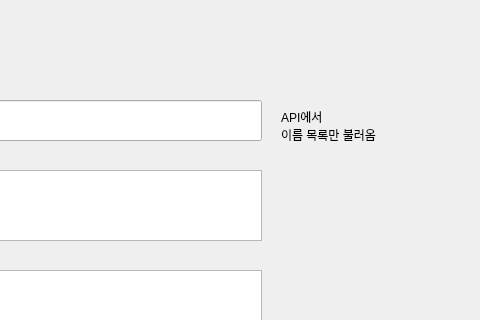
First picture: the form in Teacher.ui, repository gitaeyu/Education_app, before the edit; both pictures show x 659 to 1139 and y 0 to 320 of the 1139 by 860 pixel window.
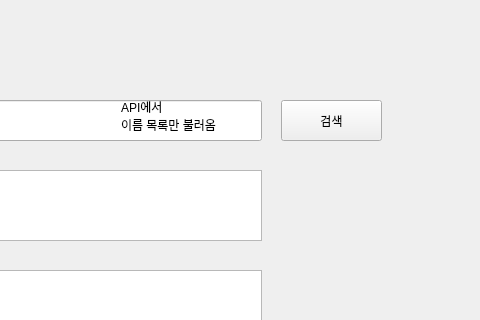
Second picture: the form after the edit.

```diff
--- a/Teacher.ui
+++ b/Teacher.ui
@@ -141,8 +141,8 @@
      <widget class="QLabel" name="label_3">
       <property name="geometry">
        <rect>
-        <x>690</x>
-        <y>60</y>
+        <x>530</x>
+        <y>50</y>
         <width>141</width>
         <height>51</height>
        </rect>
@@ -280,6 +280,29 @@
        <string>Test_contents : 문제 내용 / Test_URL : API에서 불러옴 / Test_Correct_answer : 리스트위젯에서 가져옴 / Test_subject :트리위젯텍스트</string>
       </property>
      </widget>
+     <widget class="QPushButton" name="test_update_search">
+      <property name="geometry">
+       <rect>
+        <x>690</x>
+        <y>60</y>
+        <width>101</width>
+        <height>41</height>
+       </rect>
+      </property>
+      <property name="text">
+       <string>검색</string>
+      </property>
+     </widget>
+     <widget class="QListWidget" name="test_item_list_widget">
+      <property name="geometry">
+       <rect>
+        <x>190</x>
+        <y>130</y>
+        <width>481</width>
+        <height>71</height>
+       </rect>
+      </property>
+     </widget>
     </widget>
     <widget class="QWidget" name="page_2"/>
    </widget>
```
Left out of the diff: 12 changed lines with no effect on the pictures.
